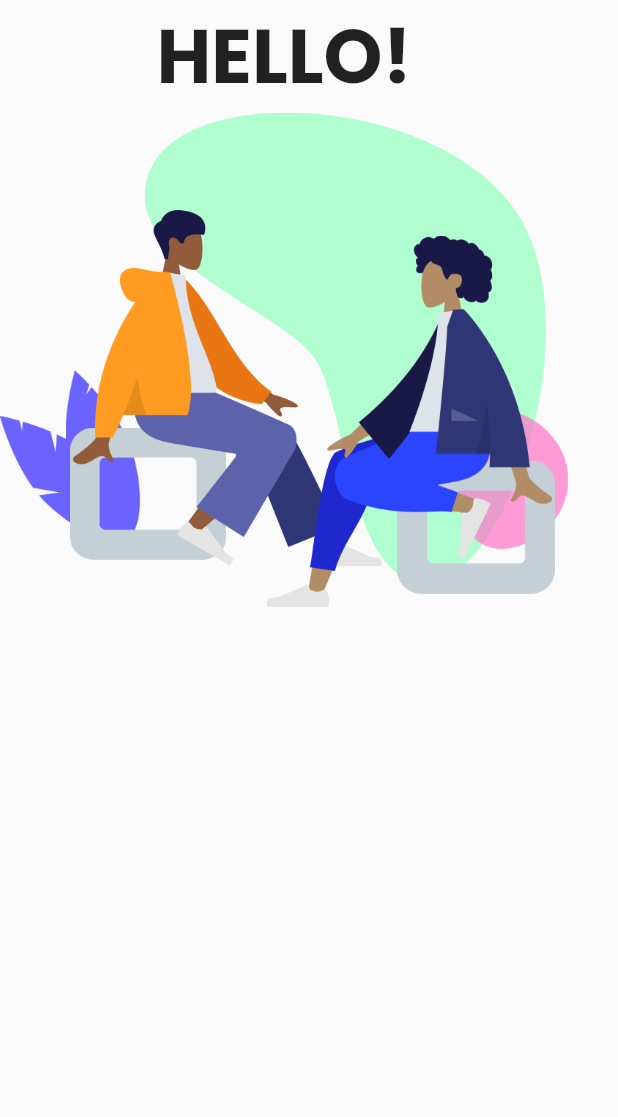
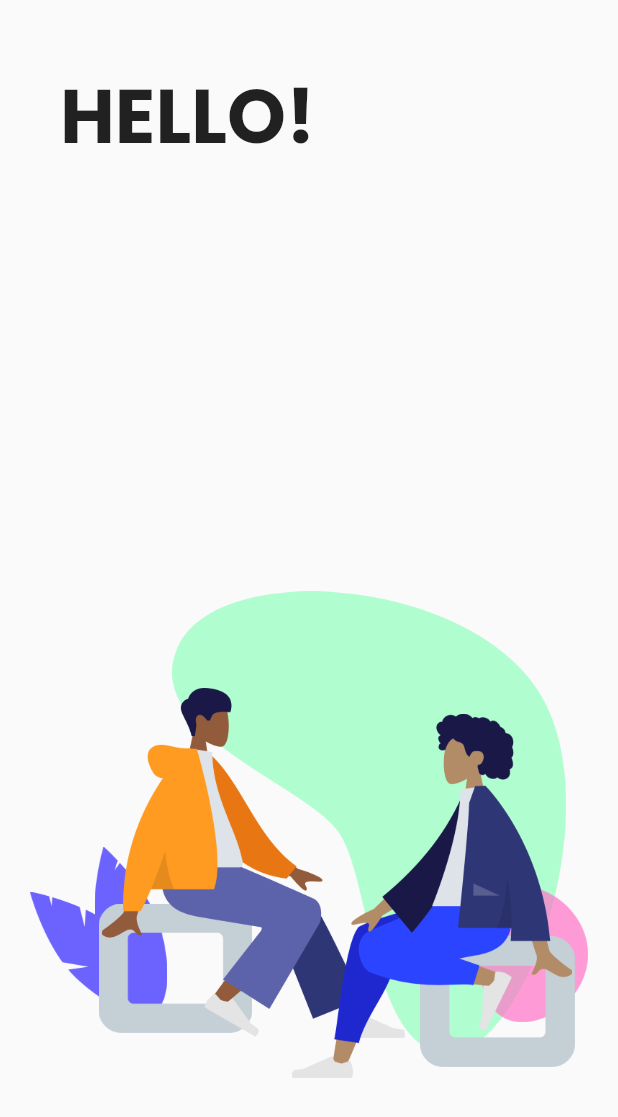
Before and after one commit to AbhiCh616/tutor_finder_flutter, a Flutter app: the screen it shows after launch, on a phone screen of 412 x 824 dp. Shown: the top 1117 px of the screen. Run offline on Flutter 3.47's test engine with Material 2 defaults, Android fonts, the phone set to English and light mode, and no system bars; our stand-ins replace simple_animations, supercharged.

Commit message:
Boot Screen modified

```diff
--- a/lib/components/authentication/screens/boot.dart
+++ b/lib/components/authentication/screens/boot.dart
@@ -7,15 +7,33 @@ class BootScreen extends StatelessWidget {
   Widget build(BuildContext context) {
     return SafeArea(
       child: Column(
+        mainAxisSize: MainAxisSize.max,
+        mainAxisAlignment: MainAxisAlignment.spaceBetween,
         children: [
-          Text(
+          Padding(
+            padding: const EdgeInsets.only(left: 40, top: 40),
+            child: Align(
+              alignment: Alignment.centerLeft,
+              child: FadePositionAnimation(
+                delay: 1,
+                startY: 50,
+                child: Text(
                   'HELLO!',
                   style: TextStyle(
                     fontSize: 50,
                     fontWeight: FontWeight.bold,
                   ),
                 ),
-          SizedBox(
+              ),
+            ),
+          ),
+          Padding(
+            padding: EdgeInsets.only(
+              bottom: MediaQuery.of(context).size.height / 8,
+              left: 20,
+              right: 20,
+            ),
+            child: SizedBox(
               width: (MediaQuery.of(context).size.height / 2.5) * 1.149395,
               height: MediaQuery.of(context).size.height / 2.5,
               child: LayoutBuilder(
@@ -27,6 +45,7 @@ class BootScreen extends StatelessWidget {
                 },
               ),
             ),
+          ),
         ],
       ),
     );
--- a/pubspec.yaml
+++ b/pubspec.yaml
@@ -30,6 +30,7 @@ dependencies:
   cupertino_icons: ^1.0.2
   simple_animations: ^3.1.1
   supercharged: ^2.0.0
+  flutter_secure_storage: ^4.2.0
 
 dev_dependencies:
   flutter_test:
```
Also changed, not shown: pubspec.lock, 2 other files. Lines whose indentation alone changed are shown as unchanged.
